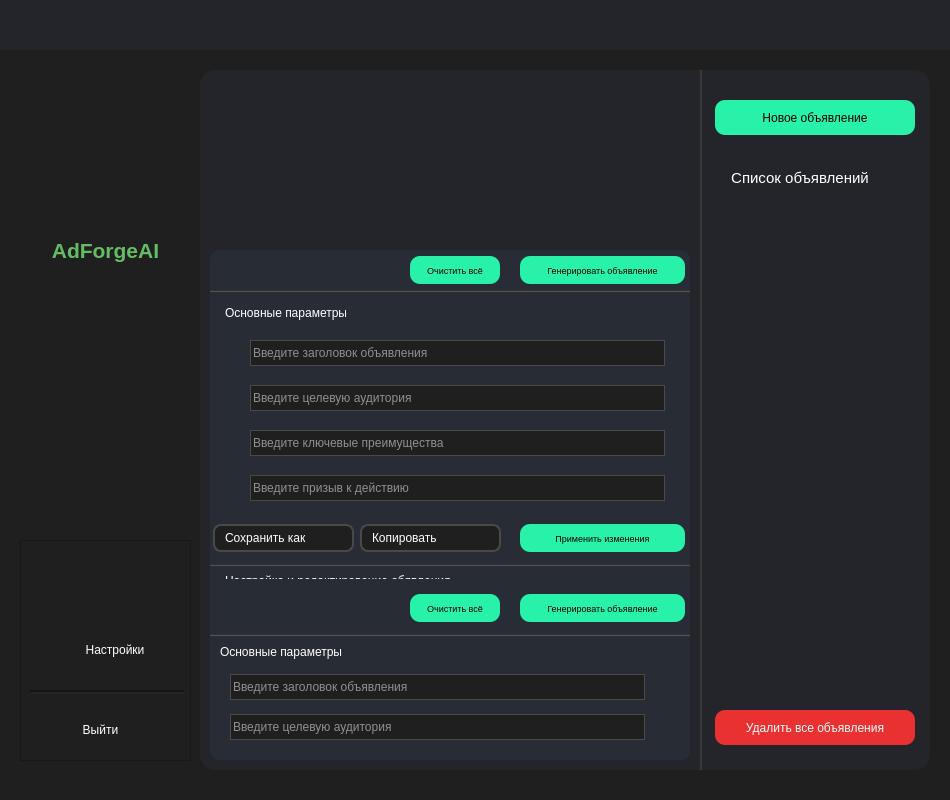
Old version of the form AdForgeUI/UI/1.ui in the repository Madic228/AdForgeAI.
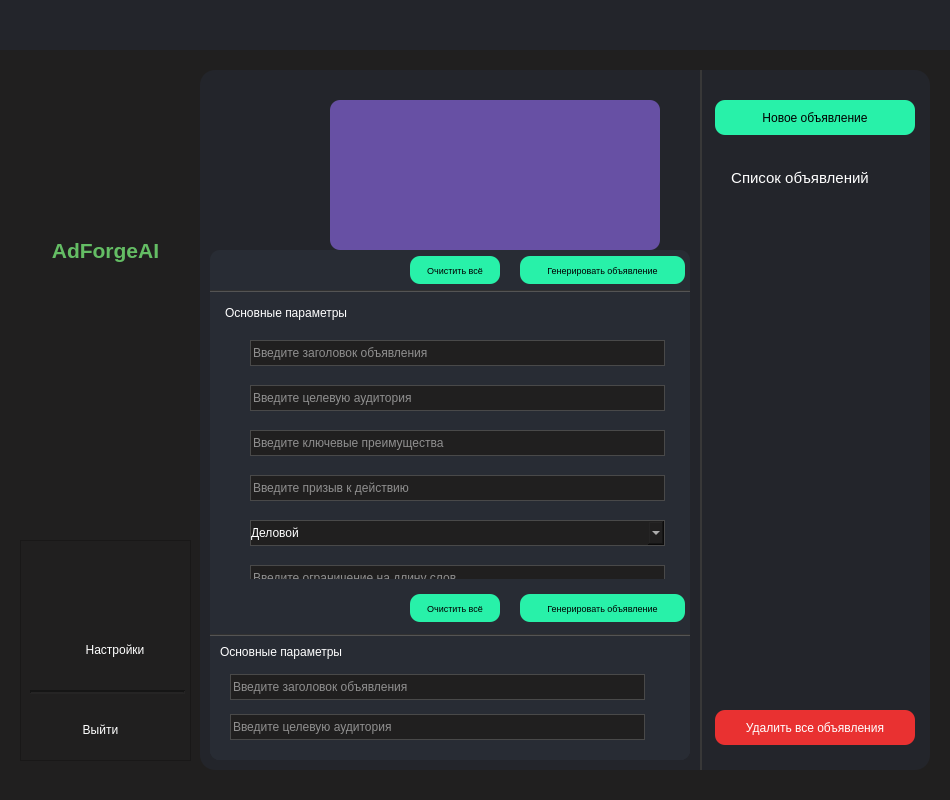
New version of the form. Icons and pictures are not drawn.

```diff
--- a/AdForgeUI/UI/1.ui
+++ b/AdForgeUI/UI/1.ui
@@ -1555,8 +1555,71 @@
      </property>
     </widget>
    </widget>
-   <zorder>InputDialog</zorder>
+   <widget class="QScrollArea" name="scrollArea">
+    <property name="geometry">
+     <rect>
+      <x>10</x>
+      <y>10</y>
+      <width>480</width>
+      <height>441</height>
+     </rect>
+    </property>
+    <property name="styleSheet">
+     <string notr="true">border-style:solid;</string>
+    </property>
+    <property name="widgetResizable">
+     <bool>true</bool>
+    </property>
+    <widget class="QWidget" name="scrollAreaWidgetContents_2">
+     <property name="geometry">
+      <rect>
+       <x>0</x>
+       <y>0</y>
+       <width>480</width>
+       <height>441</height>
+      </rect>
+     </property>
+     <property name="styleSheet">
+      <string notr="true">background-color: #23252B;</string>
+     </property>
+     <widget class="QTextBrowser" name="resultText">
+      <property name="geometry">
+       <rect>
+        <x>120</x>
+        <y>20</y>
+        <width>330</width>
+        <height>150</height>
+       </rect>
+      </property>
+      <property name="styleSheet">
+       <string notr="true">background-color: #6750A4;
+border-style: 1px solid;
+border-radius:10px;
+text-wrap:wrap;
+padding:10px;</string>
+      </property>
+     </widget>
+     <widget class="QTextBrowser" name="answerText">
+      <property name="geometry">
+       <rect>
+        <x>20</x>
+        <y>180</y>
+        <width>330</width>
+        <height>150</height>
+       </rect>
+      </property>
+      <property name="styleSheet">
+       <string notr="true">background-color: #5C5C5C;
+border-style: 1px solid;
+border-radius:10px;
+</string>
+      </property>
+     </widget>
+    </widget>
+   </widget>
+   <zorder>scrollArea</zorder>
    <zorder>EditInputDialog</zorder>
+   <zorder>InputDialog</zorder>
    <zorder>line_2</zorder>
    <zorder>newGenerationBtn</zorder>
    <zorder>generationListTxt</zorder>
```
Left out of the diff: 112 changed lines with no effect on the pictures.
